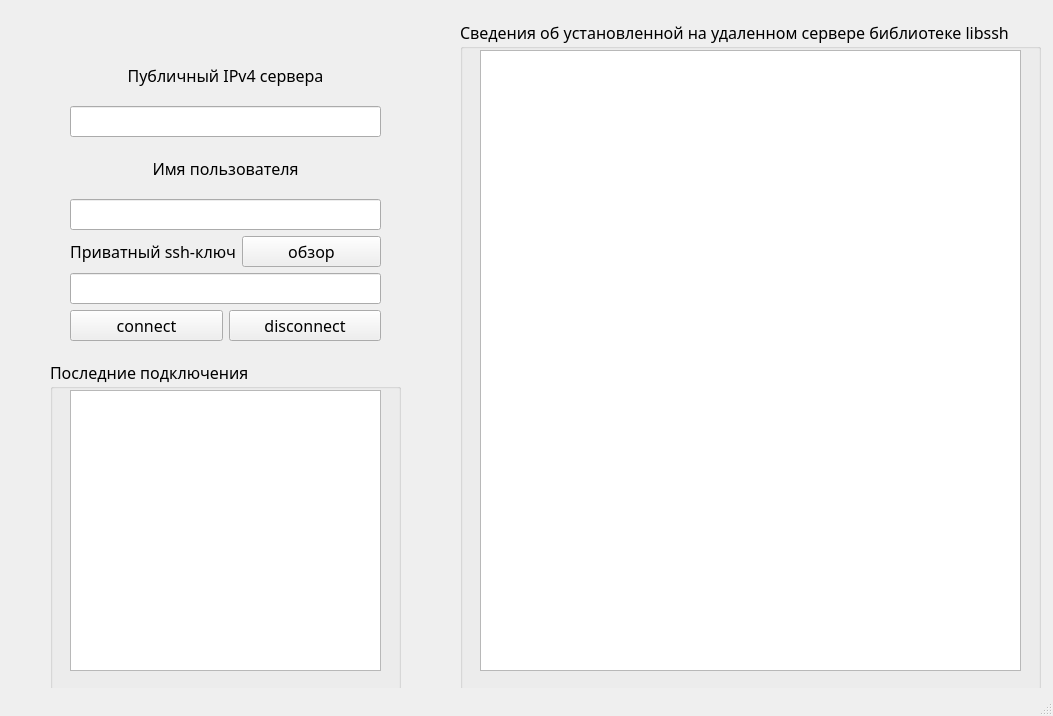
Qt form View/MainWindow/mainwindow.ui (NISSAN-180SX-NISMO/RemoveSSHClient) before a commit.
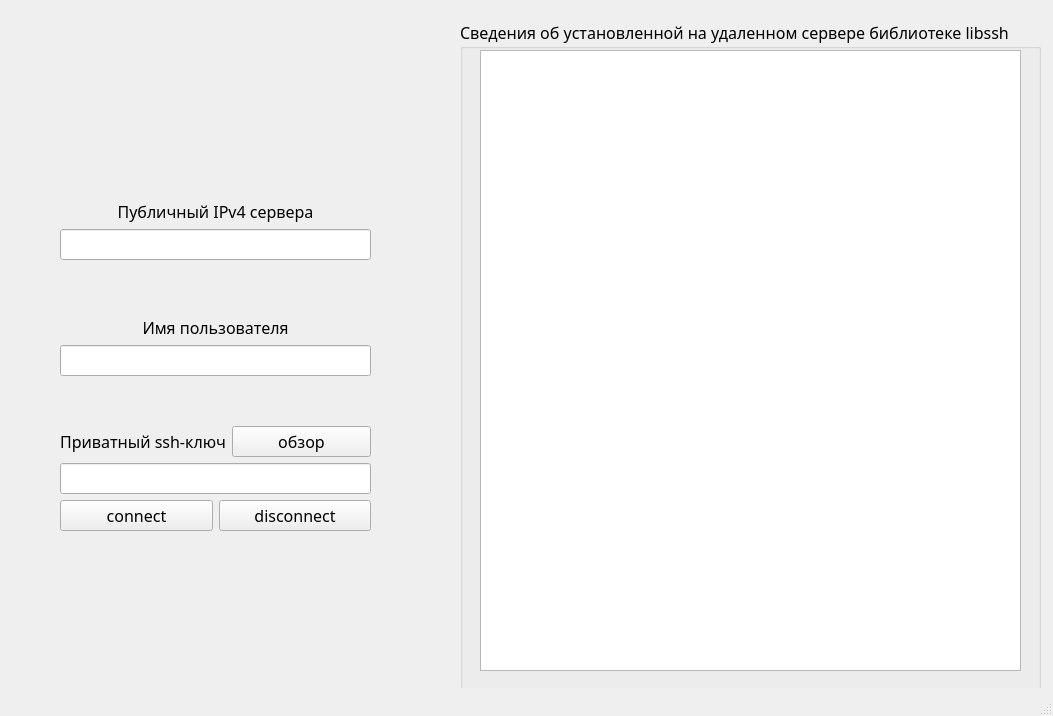
The same form after that commit.

```diff
--- a/View/MainWindow/mainwindow.ui
+++ b/View/MainWindow/mainwindow.ui
@@ -43,36 +43,13 @@
      </property>
     </widget>
    </widget>
-   <widget class="QGroupBox" name="groupBox_2">
+   <widget class="QWidget" name="layoutWidget">
     <property name="geometry">
      <rect>
-      <x>50</x>
-      <y>360</y>
-      <width>351</width>
-      <height>331</height>
-     </rect>
-    </property>
-    <property name="title">
-     <string>Последние подключения</string>
-    </property>
-    <widget class="QListWidget" name="historyListWidget">
-     <property name="geometry">
-      <rect>
-       <x>20</x>
-       <y>30</y>
-       <width>311</width>
-       <height>281</height>
-      </rect>
-     </property>
-    </widget>
-   </widget>
-   <widget class="QWidget" name="">
-    <property name="geometry">
-     <rect>
-      <x>70</x>
-      <y>50</y>
+      <x>60</x>
+      <y>150</y>
       <width>311</width>
-      <height>291</height>
+      <height>381</height>
      </rect>
     </property>
     <layout class="QVBoxLayout" name="verticalLayout">
@@ -82,7 +59,7 @@
         <string>Публичный IPv4 сервера</string>
        </property>
        <property name="alignment">
-        <set>Qt::AlignCenter</set>
+        <set>Qt::AlignBottom|Qt::AlignHCenter</set>
        </property>
       </widget>
      </item>
@@ -95,7 +72,7 @@
         <string>Имя пользователя</string>
        </property>
        <property name="alignment">
-        <set>Qt::AlignCenter</set>
+        <set>Qt::AlignBottom|Qt::AlignHCenter</set>
        </property>
       </widget>
      </item>
@@ -104,6 +81,9 @@
      </item>
      <item>
       <layout class="QHBoxLayout" name="horizontalLayout">
+       <property name="topMargin">
+        <number>44</number>
+       </property>
        <item>
         <widget class="QLabel" name="privateSSHKeyPathLlabel">
          <property name="text">
```
